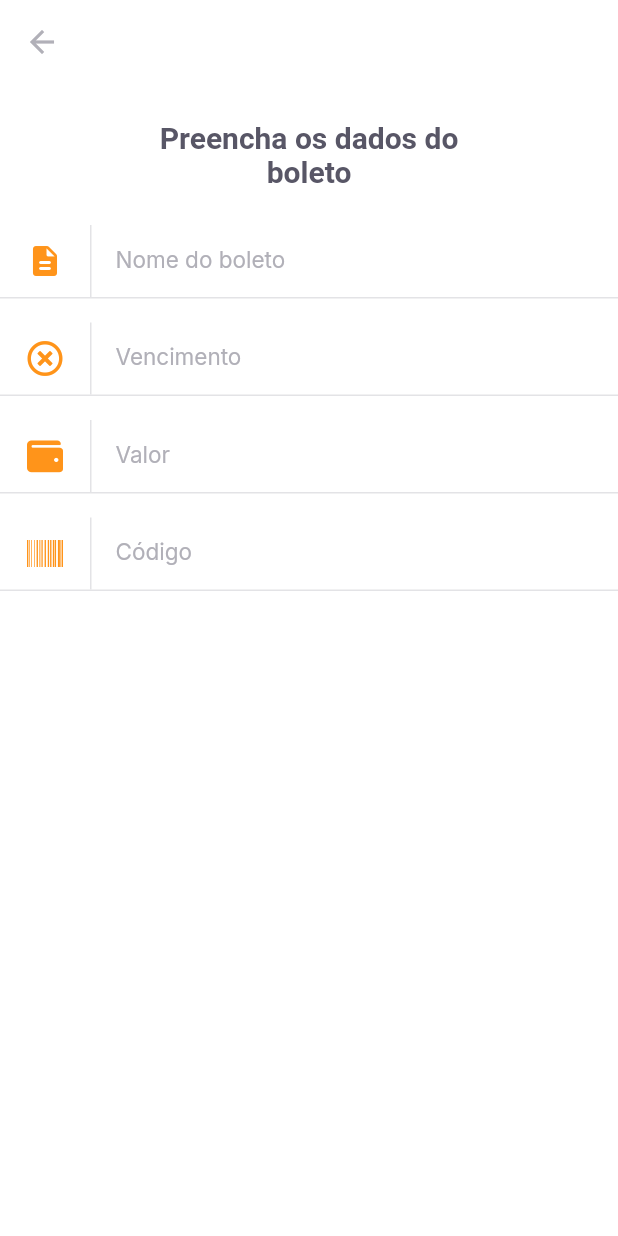
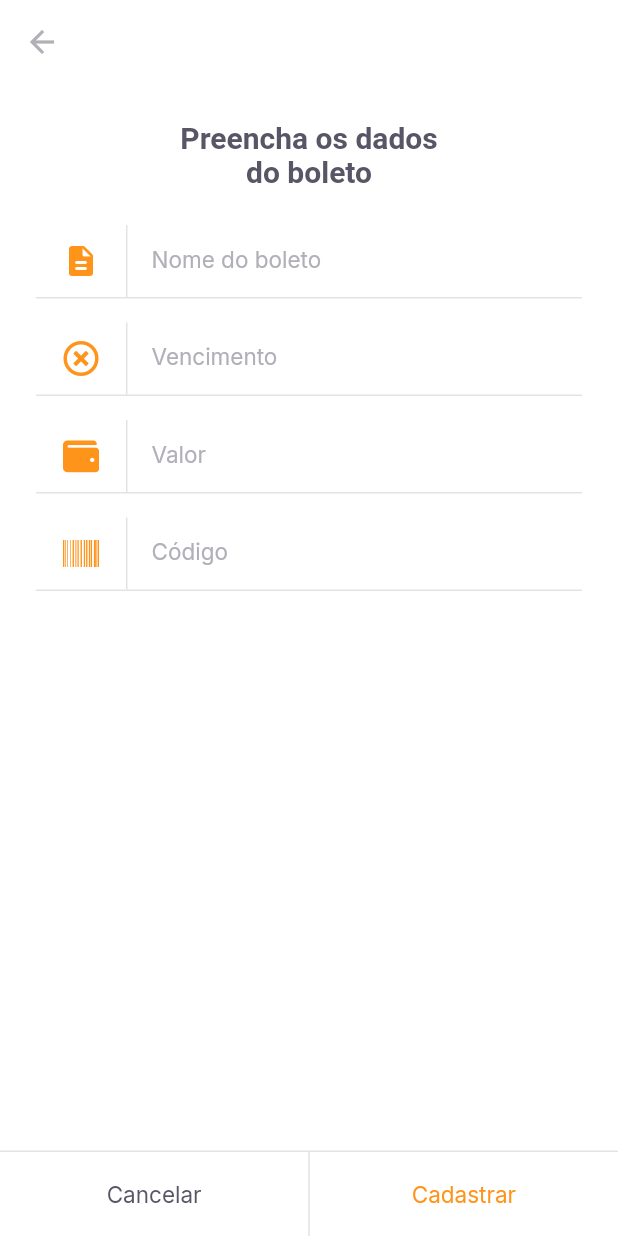
Before and after one commit to marcosferreira/payflow, a Flutter app: the InsertBoletoPage screen opened by its route, on a phone screen of 412 x 824 dp. Run offline on Flutter 3.47's test engine with Material 2 defaults, Android fonts, the phone set to English and light mode, and no system bars; our stand-ins replace camera, firebase_core, font_awesome_flutter, google_fonts, google_sign_in, image_picker and 1 more; missing offline and left inert: google_ml_kit; accounts and stored records are empty.

Commit message:
fixing layout insert_boleto_page

```diff
--- a/lib/modules/insert_boleto/insert_boleto.dart
+++ b/lib/modules/insert_boleto/insert_boleto.dart
@@ -3,6 +3,7 @@ import 'package:font_awesome_flutter/font_awesome_flutter.dart';
 import 'package:payflow/shared/themes/app_colors.dart';
 import 'package:payflow/shared/themes/app_text_styles.dart';
 import 'package:payflow/shared/widget/input_text/input_text_widget.dart';
+import 'package:payflow/shared/widget/set_label_buttons/set_label_buttons.dart';
 
 class InsertBoletoPage extends StatelessWidget {
   const InsertBoletoPage({Key? key}) : super(key: key);
@@ -19,7 +20,9 @@ class InsertBoletoPage extends StatelessWidget {
           color: AppColors.input,
         ),
       ),
-      body: Column(
+      body: Padding(
+        padding: const EdgeInsets.symmetric(horizontal: 24),
+        child: Column(
           crossAxisAlignment: CrossAxisAlignment.center,
           children: [
             Padding(
@@ -52,6 +55,14 @@ class InsertBoletoPage extends StatelessWidget {
             ),
           ],
         ),
+      ),
+      bottomNavigationBar: SetLabelButtons(
+        primaryLabel: 'Cancelar',
+        primaryOnPressed: () => {},
+        enableSecondaryColor: true,
+        secondaryLabel: 'Cadastrar',
+        secondaryOnPressed: () => {},
+      ),
     );
   }
 }
--- a/lib/shared/widget/set_label_buttons/set_label_buttons.dart
+++ b/lib/shared/widget/set_label_buttons/set_label_buttons.dart
@@ -10,6 +10,7 @@ class SetLabelButtons extends StatelessWidget {
   final String secondaryLabel;
   final VoidCallback secondaryOnPressed;
   final bool enablePrimaryColor;
+  final bool enableSecondaryColor;
 
   const SetLabelButtons({
     Key? key,
@@ -18,12 +19,23 @@ class SetLabelButtons extends StatelessWidget {
     required this.secondaryLabel,
     required this.secondaryOnPressed,
     this.enablePrimaryColor = false,
+    this.enableSecondaryColor = false,
   }) : super(key: key);
 
   @override
   Widget build(BuildContext context) {
     return Container(
-      color: AppColors.shape,
+      color: AppColors.background,
+      height: 57,
+      child: Column(
+        mainAxisSize: MainAxisSize.min,
+        children: [
+          Divider(
+            thickness: 1,
+            height: 1,
+            color: AppColors.stroke,
+          ),
+          Container(
             height: 56,
             child: Row(
               children: [
@@ -39,6 +51,11 @@ class SetLabelButtons extends StatelessWidget {
                   child: LabelButton(
                     label: secondaryLabel,
                     onPressed: secondaryOnPressed,
+                    style:
+                        enableSecondaryColor ? TextStyles.buttonPrimary : null,
+                  ),
+                ),
+              ],
             ),
           ),
         ],
```
Lines whose indentation alone changed are shown as unchanged.
